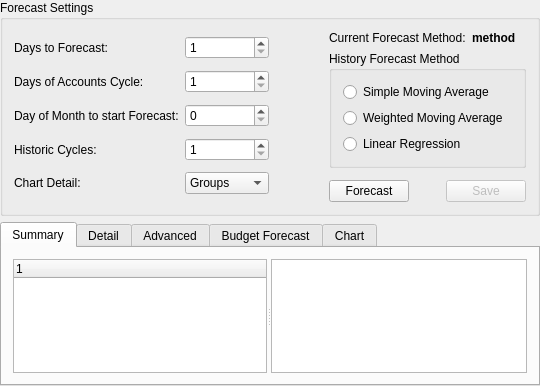
First picture: the form in kmymoney/views/kforecastviewdecl.ui, repository KDE/kmymoney, before the edit.
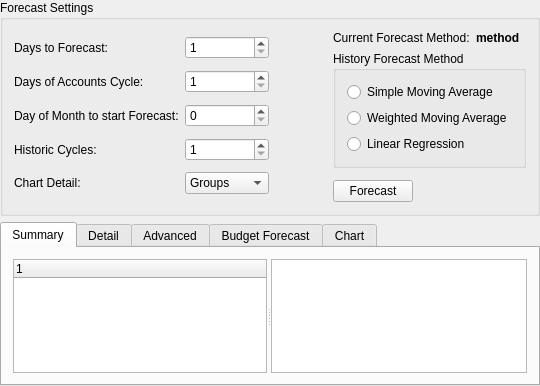
Second picture: the form after the edit. Custom widgets are drawn as their Qt base class.

Commit message: Removed save button since it is not used. Added icon to forecast button.

```diff
--- a/kmymoney/views/kforecastviewdecl.ui
+++ b/kmymoney/views/kforecastviewdecl.ui
@@ -306,16 +306,6 @@
             </property>
            </spacer>
           </item>
-          <item>
-           <widget class="KPushButton" name="m_saveButton">
-            <property name="enabled">
-             <bool>false</bool>
-            </property>
-            <property name="text">
-             <string>Save</string>
-            </property>
-           </widget>
-          </item>
          </layout>
         </item>
        </layout>
```
The commit also changes 1 other file.
